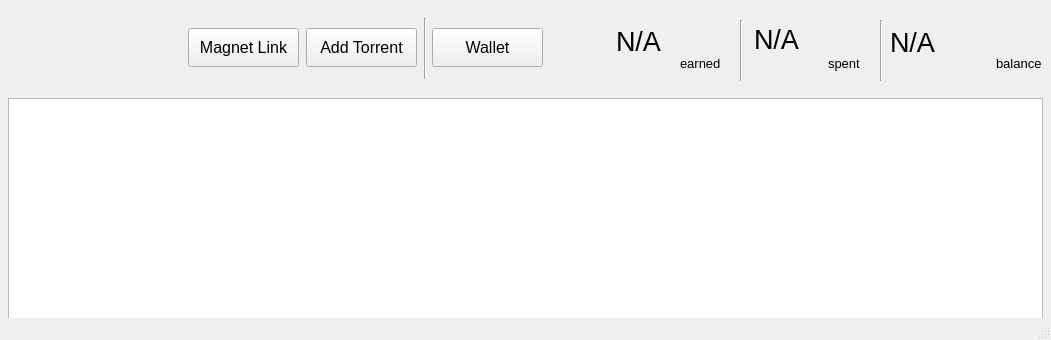
RdeWilde/JoyStream, file lib/view/mainwindow.ui: the form before one commit.
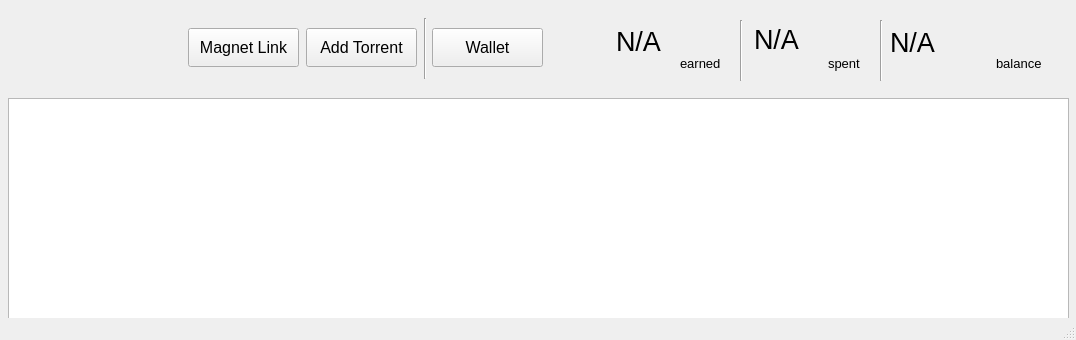
The form after the commit. Icons and pictures are not drawn.

```diff
--- a/lib/view/mainwindow.ui
+++ b/lib/view/mainwindow.ui
@@ -6,7 +6,7 @@
    <rect>
     <x>0</x>
     <y>0</y>
-    <width>1051</width>
+    <width>1076</width>
     <height>340</height>
    </rect>
   </property>
@@ -23,7 +23,7 @@
      <rect>
       <x>8</x>
       <y>98</y>
-      <width>1035</width>
+      <width>1061</width>
       <height>221</height>
      </rect>
     </property>
```
